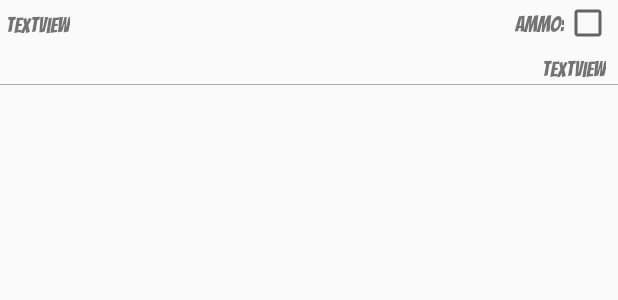
After one commit to BartlomiejF/GaslandsBuilder, an Android app: the layout view_car_upgrades_row.xml on its own in the app's theme, with its tools: preview values and no code run, on a phone screen of 412 x 824 dp. The commit adds this screen. Shown: the top 300 px of the screen. Run offline under Robolectric (Android 15) with nearby library versions, the phone set to English and light mode, and no system bars; network calls fail.

Commit message:
Layout change; db update

```diff
--- a/app/build.gradle
+++ b/app/build.gradle
@@ -4,6 +4,7 @@ apply plugin: 'kotlin-android-extensions'
 apply plugin: 'kotlin-kapt'
 
 android {
+
     compileSdkVersion 30
     buildToolsVersion "30.0.1"
 
@@ -11,8 +12,8 @@ android {
         applicationId "com.bartek.gaslandsbuilder"
         minSdkVersion 16
         targetSdkVersion 30
-        versionCode 4
-        versionName "0.4"
+        versionCode 5
+        versionName "0.5"
         vectorDrawables.useSupportLibrary = true
 
         testInstrumentationRunner "androidx.test.runner.AndroidJUnitRunner"
--- a/app/src/main/AndroidManifest.xml
+++ b/app/src/main/AndroidManifest.xml
@@ -2,7 +2,7 @@
 <manifest xmlns:android="http://schemas.android.com/apk/res/android"
     package="com.bartek.gaslandsbuilder"
     android:installLocation="auto"
-    android:versionCode="4">
+    android:versionCode="5">
 
     <uses-permission android:name="android.permission.WRITE_EXTERNAL_STORAGE" />
 
--- a/app/src/main/java/com/bartek/gaslandsbuilder/CarCreator.kt
+++ b/app/src/main/java/com/bartek/gaslandsbuilder/CarCreator.kt
@@ -154,7 +154,8 @@ class CarCreator : AppCompatActivity() {
                     },
                     upgrades = chosenUpgrades.joinToString(separator = ";") {
                         if (it.onAdd != null){ it.onAdd?.invoke(chosenVehicleType) }
-                        "${it.name}:${it.cost}" },
+                        "${it.name}:${it.cost}:${it.ammo}:${it.specRules}"
+                    },
                     hull = chosenVehicleType.hull,
                     handling = chosenVehicleType.handling,
                     maxGear = chosenVehicleType.maxGear,
--- a/app/src/main/java/com/bartek/gaslandsbuilder/data/upgradeClass.kt
+++ b/app/src/main/java/com/bartek/gaslandsbuilder/data/upgradeClass.kt
@@ -13,6 +13,8 @@ data class Upgrade(
     val name: String,
     val cost: Int,
     val buildSlots: Int,
+    val ammo: Int,
+    val specRules: String,
     var onAdd: @RawValue ((Vehicle) -> Unit)? = null
 ): Parcelable
 
@@ -30,7 +32,9 @@ fun getAllUpgradesNames(context: Context): MutableList<Upgrade>{
             val name = cursor.getString(cursor.getColumnIndex("name"))
             val cost = cursor.getString(cursor.getColumnIndex("cost")).toInt()
             val buildSlots = cursor.getString(cursor.getColumnIndex("buildSlots")).toInt()
-            upgradesMutableList.add(Upgrade(name, cost, buildSlots))
+            val ammo = cursor.getInt(cursor.getColumnIndex("ammo"))
+            val specRules = cursor.getString(cursor.getColumnIndex("specRules"))
+            upgradesMutableList.add(Upgrade(name, cost, buildSlots, ammo, specRules))
             cursor.moveToNext()
         }
     }
--- /dev/null
+++ b/app/src/main/res/layout/view_car_upgrades_row.xml
@@ -0,0 +1,62 @@
+<?xml version="1.0" encoding="utf-8"?>
+<androidx.constraintlayout.widget.ConstraintLayout xmlns:android="http://schemas.android.com/apk/res/android"
+    xmlns:app="http://schemas.android.com/apk/res-auto"
+    xmlns:tools="http://schemas.android.com/tools"
+    android:layout_width="match_parent"
+    android:layout_height="wrap_content">
+
+    <TextView
+        android:id="@+id/viewCarUpgradeName"
+        android:layout_width="wrap_content"
+        android:layout_height="wrap_content"
+        android:layout_marginStart="4dp"
+        android:layout_marginLeft="4dp"
+        android:layout_marginTop="2dp"
+        android:fontFamily="@font/bangers"
+        android:text="TextView"
+        app:layout_constraintStart_toStartOf="parent"
+        app:layout_constraintTop_toTopOf="parent" />
+
+    <CheckBox
+        android:id="@+id/upgradeAmmoCheckBox"
+        android:layout_width="wrap_content"
+        android:layout_height="wrap_content"
+        android:layout_marginEnd="4dp"
+        android:layout_marginRight="4dp"
+        android:fontFamily="@font/bangers"
+        app:layout_constraintBottom_toBottomOf="@+id/viewCarUpgradeName"
+        app:layout_constraintEnd_toEndOf="parent"
+        app:layout_constraintTop_toTopOf="@+id/viewCarUpgradeName" />
+
+    <TextView
+        android:id="@+id/upgradeSpecialRules"
+        android:layout_width="wrap_content"
+        android:layout_height="wrap_content"
+        android:layout_marginTop="4dp"
+        android:layout_marginEnd="8dp"
+        android:layout_marginRight="8dp"
+        android:fontFamily="@font/bangers"
+        android:text="TextView"
+        app:layout_constraintEnd_toEndOf="parent"
+        app:layout_constraintTop_toBottomOf="@+id/viewCarUpgradeName" />
+
+    <TextView
+        android:id="@+id/viewCarAmmoText"
+        android:layout_width="wrap_content"
+        android:layout_height="wrap_content"
+        android:fontFamily="@font/bangers"
+        android:text="Ammo:"
+        app:layout_constraintBottom_toBottomOf="@+id/viewCarUpgradeName"
+        app:layout_constraintEnd_toStartOf="@+id/upgradeAmmoCheckBox"
+        app:layout_constraintTop_toTopOf="parent" />
+
+    <View
+        android:id="@+id/divider"
+        android:layout_width="match_parent"
+        android:layout_height="1dp"
+        android:layout_marginTop="2dp"
+        android:background="@android:color/darker_gray"
+        app:layout_constraintBottom_toBottomOf="parent"
+        app:layout_constraintTop_toBottomOf="parent" />
+
+</androidx.constraintlayout.widget.ConstraintLayout>
```
Also changed, not shown: app/src/main/java/com/bartek/gaslandsbuilder/gameTracker.kt (+17 -5 lines), app/src/main/res/layout/single_upgrade_row.xml (+4 -3 lines), app/src/main/res/layout/single_weapons_row.xml (+2 -9 lines), app/src/main/res/layout/view_car_weapons_row.xml (+12 -3 lines), 3 other files.
